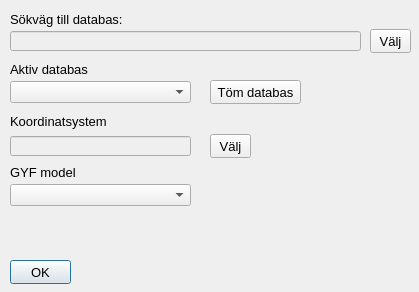
This is ui/settings.ui in co-city/QGYF as Qt 5 draws it before an edit. The edited form follows.
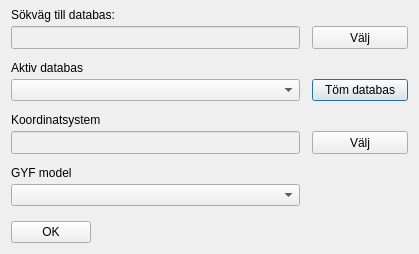
This is the edited form. Icons and pictures are not drawn.

```diff
--- a/ui/settings.ui
+++ b/ui/settings.ui
@@ -7,7 +7,7 @@
     <x>0</x>
     <y>0</y>
     <width>419</width>
-    <height>292</height>
+    <height>254</height>
    </rect>
   </property>
   <property name="sizePolicy">
@@ -19,7 +19,7 @@
   <property name="font">
    <font>
     <family>Tahoma</family>
-    <pointsize>10</pointsize>
+    <pointsize>9</pointsize>
    </font>
   </property>
   <property name="windowTitle">
@@ -29,162 +29,183 @@
    <iconset>
     <normaloff>:/plugins/qgyf/assets/leaf.png</normaloff>:/plugins/qgyf/assets/leaf.png</iconset>
   </property>
-  <widget class="QPushButton" name="okButton">
-   <property name="geometry">
-    <rect>
-     <x>10</x>
-     <y>260</y>
-     <width>61</width>
-     <height>24</height>
-    </rect>
+  <layout class="QVBoxLayout" name="verticalLayout" stretch="0,0">
+   <property name="spacing">
+    <number>15</number>
    </property>
-   <property name="text">
-    <string>OK</string>
-   </property>
-  </widget>
+   <property name="topMargin">
+    <number>0</number>
+   </property>
+   <item>
+    <layout class="QGridLayout" name="gridLayout" rowstretch="0,0,0,0,0,0,0,0" columnstretch="3,0,1">
+     <property name="horizontalSpacing">
+      <number>12</number>
+     </property>
+     <property name="verticalSpacing">
+      <number>4</number>
+     </property>
+     <item row="7" column="0">
+      <widget class="QComboBox" name="currentGyf">
+       <property name="sizePolicy">
+        <sizepolicy hsizetype="Preferred" vsizetype="Preferred">
+         <horstretch>0</horstretch>
+         <verstretch>0</verstretch>
+        </sizepolicy>
+       </property>
+      </widget>
+     </item>
+     <item row="0" column="0" alignment="Qt::AlignBottom">
   <widget class="QLabel" name="label">
-   <property name="geometry">
-    <rect>
-     <x>10</x>
-     <y>9</y>
-     <width>121</width>
-     <height>21</height>
-    </rect>
+       <property name="sizePolicy">
+        <sizepolicy hsizetype="Preferred" vsizetype="Fixed">
+         <horstretch>0</horstretch>
+         <verstretch>0</verstretch>
+        </sizepolicy>
    </property>
    <property name="text">
     <string>Sökväg till databas:</string>
    </property>
-  </widget>
+       <property name="alignment">
+        <set>Qt::AlignBottom|Qt::AlignLeading|Qt::AlignLeft</set>
+       </property>
+      </widget>
+     </item>
+     <item row="3" column="0">
+      <widget class="QComboBox" name="activeDatabase">
+       <property name="sizePolicy">
+        <sizepolicy hsizetype="Preferred" vsizetype="Preferred">
+         <horstretch>0</horstretch>
+         <verstretch>0</verstretch>
+        </sizepolicy>
+       </property>
+      </widget>
+     </item>
+     <item row="2" column="0" alignment="Qt::AlignBottom">
   <widget class="QLabel" name="label_2">
-   <property name="geometry">
-    <rect>
-     <x>10</x>
-     <y>61</y>
-     <width>101</width>
-     <height>16</height>
-    </rect>
+       <property name="sizePolicy">
+        <sizepolicy hsizetype="Preferred" vsizetype="Fixed">
+         <horstretch>0</horstretch>
+         <verstretch>0</verstretch>
+        </sizepolicy>
    </property>
    <property name="text">
     <string>Aktiv databas</string>
    </property>
   </widget>
+     </item>
+     <item row="1" column="2">
+      <widget class="QToolButton" name="selectPathButton">
+       <property name="sizePolicy">
+        <sizepolicy hsizetype="Preferred" vsizetype="Preferred">
+         <horstretch>0</horstretch>
+         <verstretch>0</verstretch>
+        </sizepolicy>
+       </property>
+       <property name="text">
+        <string>Välj</string>
+       </property>
+      </widget>
+     </item>
+     <item row="6" column="0" alignment="Qt::AlignBottom">
   <widget class="QLabel" name="label_3">
-   <property name="geometry">
-    <rect>
-     <x>10</x>
-     <y>162</y>
-     <width>81</width>
-     <height>21</height>
-    </rect>
+       <property name="sizePolicy">
+        <sizepolicy hsizetype="Preferred" vsizetype="Fixed">
+         <horstretch>0</horstretch>
+         <verstretch>0</verstretch>
+        </sizepolicy>
    </property>
    <property name="text">
     <string>GYF model</string>
    </property>
   </widget>
-  <widget class="QLineEdit" name="dataPath">
+     </item>
+     <item row="5" column="0">
+      <widget class="QLineEdit" name="crs">
    <property name="enabled">
     <bool>false</bool>
    </property>
-   <property name="geometry">
-    <rect>
-     <x>10</x>
-     <y>31</y>
-     <width>351</width>
-     <height>20</height>
-    </rect>
+       <property name="sizePolicy">
+        <sizepolicy hsizetype="Expanding" vsizetype="Preferred">
+         <horstretch>0</horstretch>
+         <verstretch>0</verstretch>
+        </sizepolicy>
    </property>
    <property name="text">
     <string/>
    </property>
   </widget>
-  <widget class="QComboBox" name="activeDatabase">
-   <property name="geometry">
-    <rect>
-     <x>10</x>
-     <y>81</y>
-     <width>181</width>
-     <height>22</height>
-    </rect>
-   </property>
-  </widget>
-  <widget class="QComboBox" name="currentGyf">
-   <property name="geometry">
-    <rect>
-     <x>10</x>
-     <y>184</y>
-     <width>181</width>
-     <height>22</height>
-    </rect>
-   </property>
-  </widget>
-  <widget class="QToolButton" name="selectPathButton">
-   <property name="geometry">
-    <rect>
-     <x>370</x>
-     <y>29</y>
-     <width>41</width>
-     <height>24</height>
-    </rect>
-   </property>
-   <property name="text">
-    <string>Välj</string>
-   </property>
-  </widget>
-  <widget class="QPushButton" name="clearDatabaseButton">
-   <property name="geometry">
-    <rect>
-     <x>210</x>
-     <y>80</y>
-     <width>91</width>
-     <height>24</height>
-    </rect>
-   </property>
-   <property name="text">
-    <string>Töm databas</string>
-   </property>
-  </widget>
+     </item>
+     <item row="4" column="0" alignment="Qt::AlignBottom">
   <widget class="QLabel" name="label_4">
-   <property name="geometry">
-    <rect>
-     <x>10</x>
-     <y>111</y>
-     <width>131</width>
-     <height>21</height>
-    </rect>
+       <property name="sizePolicy">
+        <sizepolicy hsizetype="Preferred" vsizetype="Fixed">
+         <horstretch>0</horstretch>
+         <verstretch>0</verstretch>
+        </sizepolicy>
    </property>
    <property name="text">
     <string>Koordinatsystem</string>
    </property>
   </widget>
-  <widget class="QLineEdit" name="crs">
-   <property name="enabled">
-    <bool>false</bool>
-   </property>
-   <property name="geometry">
-    <rect>
-     <x>10</x>
-     <y>136</y>
-     <width>181</width>
-     <height>20</height>
-    </rect>
-   </property>
-   <property name="text">
-    <string/>
-   </property>
-  </widget>
+     </item>
+     <item row="5" column="2">
   <widget class="QToolButton" name="selectCRSButton">
-   <property name="geometry">
-    <rect>
-     <x>210</x>
-     <y>134</y>
-     <width>41</width>
-     <height>24</height>
-    </rect>
+       <property name="sizePolicy">
+        <sizepolicy hsizetype="Preferred" vsizetype="Preferred">
+         <horstretch>0</horstretch>
+         <verstretch>0</verstretch>
+        </sizepolicy>
    </property>
    <property name="text">
     <string>Välj</string>
    </property>
   </widget>
+     </item>
+     <item row="3" column="2">
+      <widget class="QPushButton" name="clearDatabaseButton">
+       <property name="sizePolicy">
+        <sizepolicy hsizetype="Preferred" vsizetype="Preferred">
+         <horstretch>0</horstretch>
+         <verstretch>0</verstretch>
+        </sizepolicy>
+       </property>
+       <property name="text">
+        <string>Töm databas</string>
+       </property>
+      </widget>
+     </item>
+     <item row="1" column="0">
+      <widget class="QLineEdit" name="dataPath">
+       <property name="enabled">
+        <bool>false</bool>
+       </property>
+       <property name="sizePolicy">
+        <sizepolicy hsizetype="Expanding" vsizetype="Preferred">
+         <horstretch>0</horstretch>
+         <verstretch>0</verstretch>
+        </sizepolicy>
+       </property>
+       <property name="text">
+        <string/>
+       </property>
+      </widget>
+     </item>
+    </layout>
+   </item>
+   <item>
+    <widget class="QPushButton" name="okButton">
+     <property name="sizePolicy">
+      <sizepolicy hsizetype="Fixed" vsizetype="Fixed">
+       <horstretch>0</horstretch>
+       <verstretch>0</verstretch>
+      </sizepolicy>
+     </property>
+     <property name="text">
+      <string>OK</string>
+     </property>
+    </widget>
+   </item>
+  </layout>
  </widget>
  <resources>
   <include location="../resources.py"/>
```
Left out of the diff: 4 changed lines with no effect on the pictures. Lines whose indentation alone changed are shown as unchanged.
